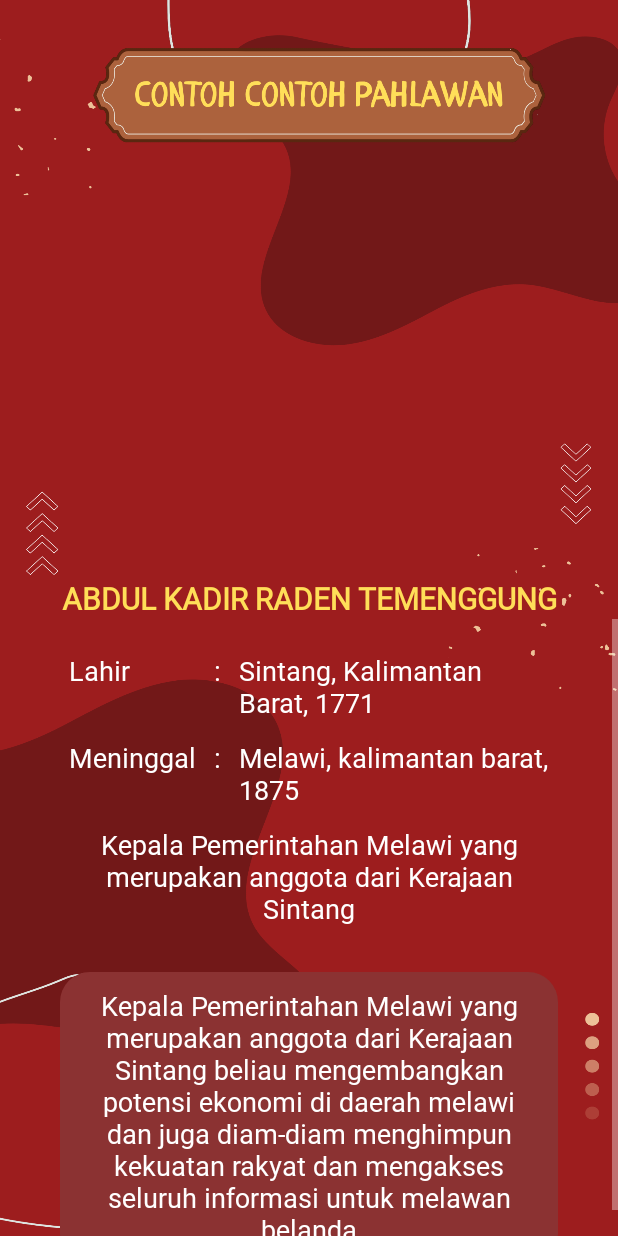
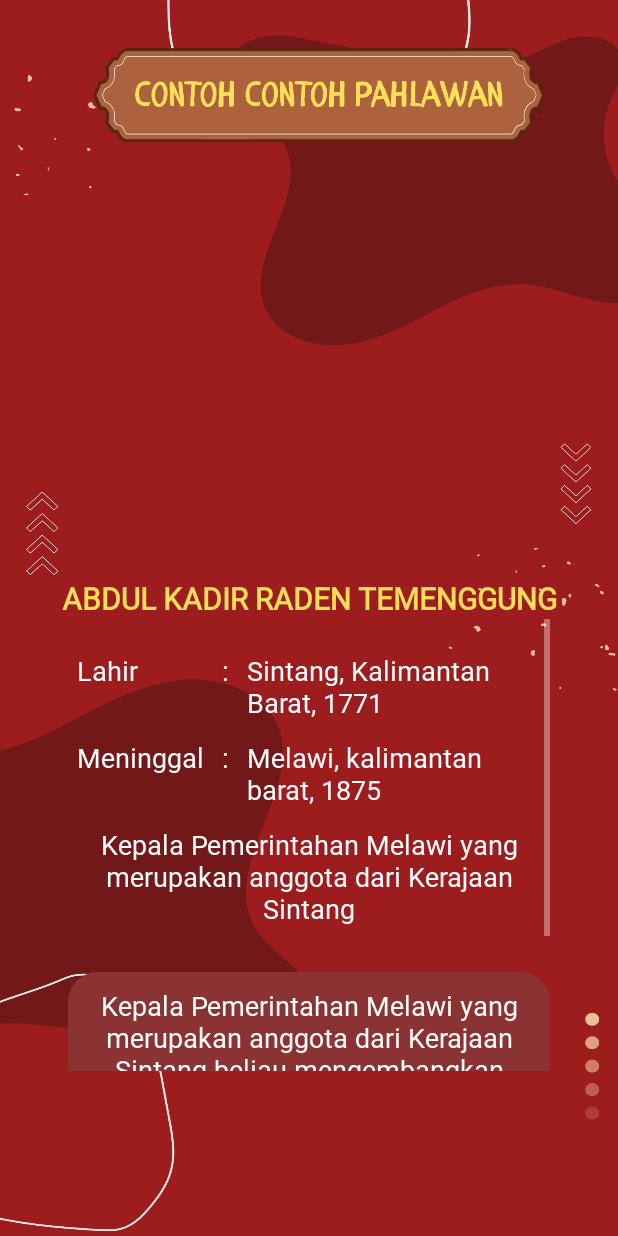
Before and after one commit to yendrapriambada/EBookPahlawan, an Android app: the PahlawanTemplate1Activity screen opened directly, with no data from a screen before it, on a phone screen of 412 x 824 dp. Run offline under Robolectric (Android 15) with nearby library versions, the phone set to English and light mode, and no system bars; libraries missing offline, so code that uses them is left out: com.blogspot.atifsoftwares; pictures from the network do not load.

Commit message:
Minimize Scrollable Area

```diff
--- a/app/src/main/res/layout/activity_pahlawan_template1.xml
+++ b/app/src/main/res/layout/activity_pahlawan_template1.xml
@@ -50,7 +50,12 @@
     <ScrollView
         android:layout_width="match_parent"
         android:layout_height="0dp"
+        android:layout_marginStart="45dp"
+        android:layout_marginEnd="45dp"
+        android:layout_marginBottom="110dp"
         app:layout_constraintBottom_toBottomOf="parent"
+        app:layout_constraintEnd_toEndOf="parent"
+        app:layout_constraintStart_toStartOf="parent"
         app:layout_constraintTop_toBottomOf="@+id/nama_pahlawan">
 
         <androidx.constraintlayout.widget.ConstraintLayout
@@ -64,7 +69,6 @@
                 style="@style/regularFont"
                 android:layout_width="0dp"
                 android:layout_height="wrap_content"
-                android:layout_marginLeft="40dp"
                 android:layout_marginTop="16dp"
                 android:text="Lahir"
                 app:layout_constraintLeft_toLeftOf="parent"
@@ -84,7 +88,6 @@
                 style="@style/regularFont"
                 android:layout_width="0dp"
                 android:layout_height="wrap_content"
-                android:layout_marginEnd="40dp"
                 android:text="Sintang, Kalimantan Barat, 1771"
                 app:layout_constraintEnd_toEndOf="parent"
                 app:layout_constraintRight_toRightOf="parent"
```
Also changed, not shown: app/src/main/res/layout/activity_pahlawan_template2.xml (+5 -2 lines), app/src/main/res/layout/activity_practice.xml (+6 -3 lines).
